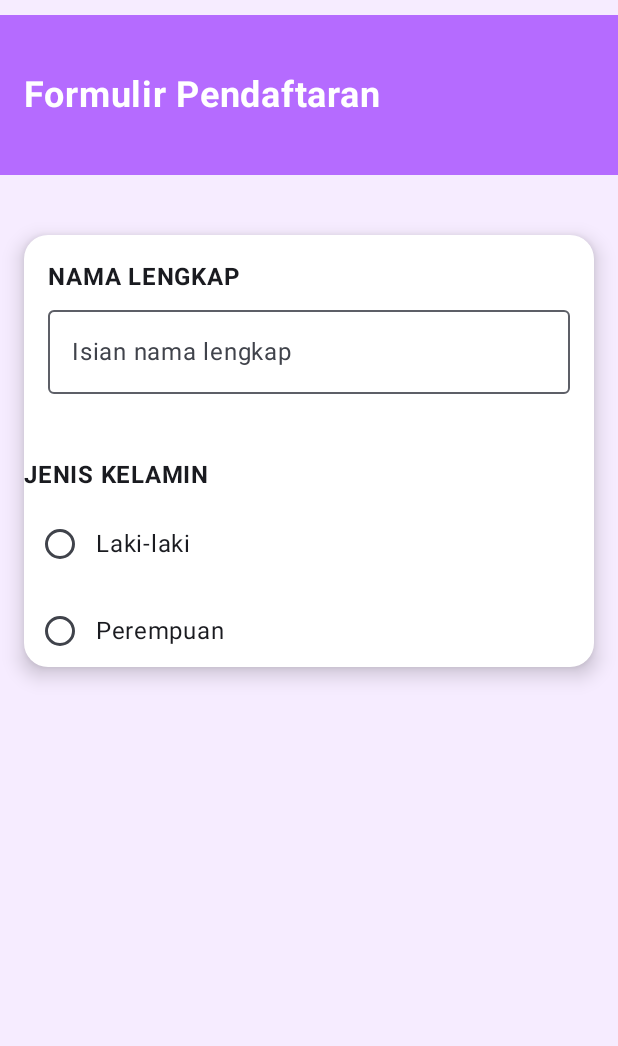
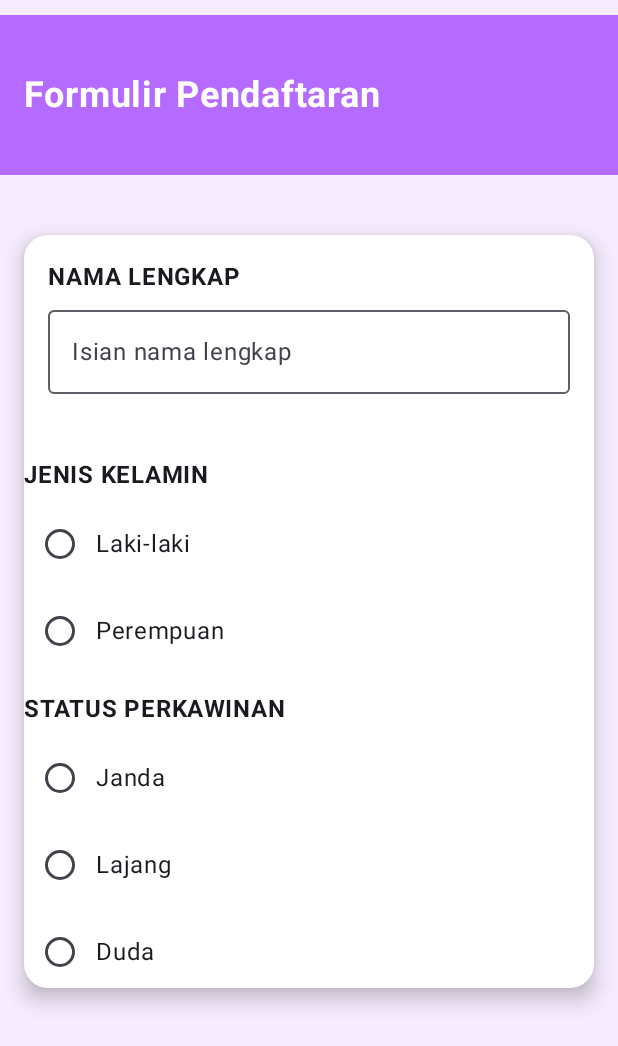
Before and after one commit to rnktlhr/QuestNavigasTugas_069, an Android app built with Jetpack Compose: the composable FormulirPendaftaran shown on its own in the app's theme, on a phone screen of 412 x 824 dp. Shown: the top 1046 px of the screen. Run offline under Robolectric (Android 15) with nearby library versions, the phone set to English and light mode, and no system bars.

Commit message:
menambahkan spacer text colum dan radio button status perkawinan di form pendaftaran

```diff
--- a/app/src/main/java/view/FormPendaftaran.kt
+++ b/app/src/main/java/view/FormPendaftaran.kt
@@ -39,7 +39,7 @@ fun FormulirPendaftaran(modifier: Modifier){
     var nama by remember { mutableStateOf(TextFieldValue("")) }
     val alamat by remember { mutableStateOf(TextFieldValue("")) }
     var jenisKelamin by remember { mutableStateOf("") }
-    val statusPerkawinan by remember { mutableStateOf("") }
+    var statusPerkawinan by remember { mutableStateOf("") }
 
     val paddingSmall = dimensionResource(id = R.dimen.padding_small)
     val paddingMedium = dimensionResource(id = R.dimen.padding_medium)
@@ -113,7 +113,21 @@ fun FormulirPendaftaran(modifier: Modifier){
                         }
                     }
                 }
+                Spacer(modifier = Modifier.height(paddingMedium))
 
+                Text("STATUS PERKAWINAN", fontWeight = FontWeight.Bold)
+                Spacer(modifier = Modifier.height(paddingSmall))
+                Column(verticalArrangement = Arrangement.spacedBy(paddingSmall)) {
+                    listOf("Janda", "Lajang", "Duda").forEach { opsi ->
+                        Row(verticalAlignment = Alignment.CenterVertically) {
+                            RadioButton(
+                                selected = statusPerkawinan == opsi,
+                                onClick = { statusPerkawinan = opsi }
+                            )
+                            Text(opsi)
+                        }
+                    }
+                }
             }
         }
     }
```
